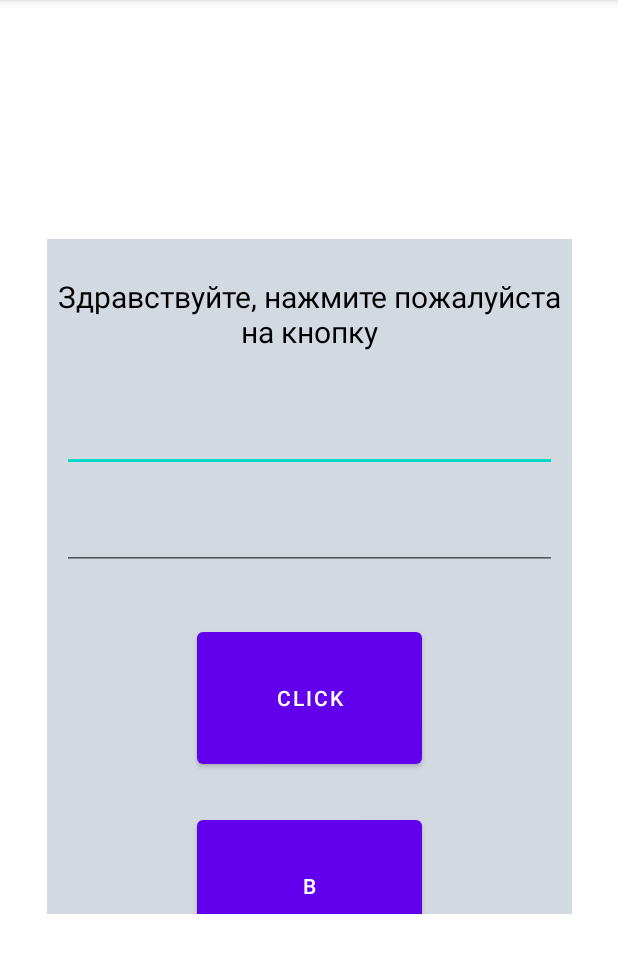
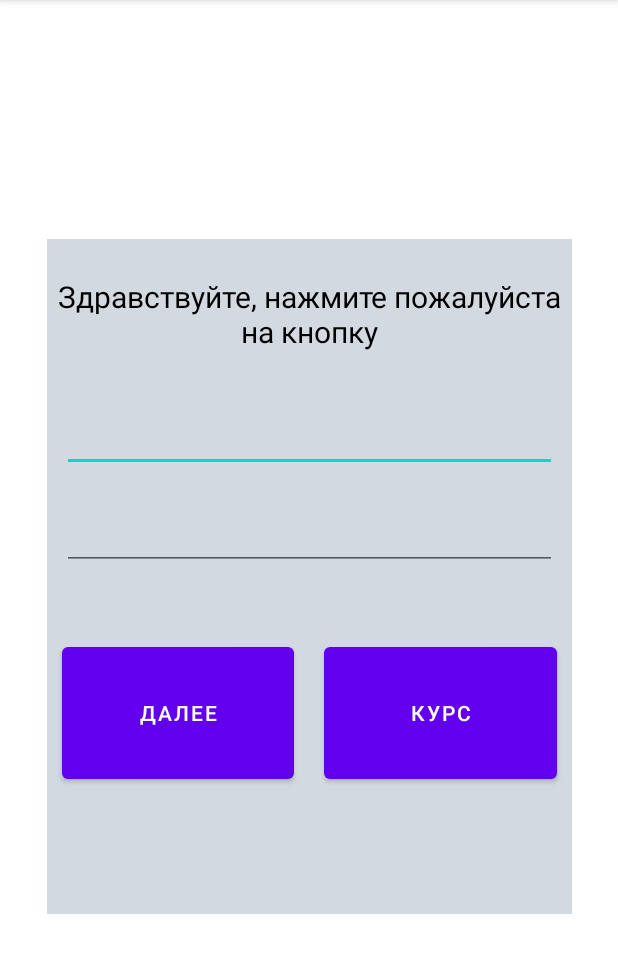
Before and after one commit to ShalimanovaA/kotlin_practices, an Android app: the screen it shows after launch (MainActivity), on a phone screen of 412 x 824 dp, the part 84-1057 px from its top. Run offline under Robolectric (Android 15) with nearby library versions, the phone set to English and light mode, and no system bars.

```diff
--- a/app/src/main/java/com/angi_sh/secondapp/Dao.kt
+++ b/app/src/main/java/com/angi_sh/secondapp/Dao.kt
@@ -2,12 +2,13 @@ package com.angi_sh.secondapp
 
 import androidx.room.Insert
 import androidx.room.Dao
+import androidx.room.OnConflictStrategy
 import androidx.room.Query
 import kotlinx.coroutines.flow.Flow
 
 @Dao
 interface Dao {
-    @Insert
+    @Insert(onConflict = OnConflictStrategy.REPLACE)
     fun insertItem(item: RateEntity)
     @Query("SELECT * FROM RateEntities")
     fun getAllItems(): Flow<List<RateEntity>>
--- a/app/src/main/java/com/angi_sh/secondapp/ListView.kt
+++ b/app/src/main/java/com/angi_sh/secondapp/ListView.kt
@@ -10,7 +10,6 @@ import android.widget.Toast
 import androidx.recyclerview.widget.LinearLayoutManager
 import androidx.recyclerview.widget.RecyclerView
 import com.angi_sh.secondapp.databinding.FragmentListViewBinding
-import com.angi_sh.secondapp.databinding.FragmentUseCameraBinding
 import java.io.BufferedReader
 import java.io.File
 import java.io.FileInputStream
--- a/app/src/main/res/layout/fragment_enter_activity.xml
+++ b/app/src/main/res/layout/fragment_enter_activity.xml
@@ -46,25 +46,30 @@
             android:layout_margin="10dp"
             android:ems="10"
             android:inputType="textPassword" />
+        <LinearLayout
+            android:layout_width="match_parent"
+            android:layout_height="wrap_content"
+            android:layout_marginTop="25dp"
+            android:orientation="horizontal">
             <Button
                 android:id="@+id/next"
                 android:layout_width="150dp"
                 android:layout_height="100dp"
-            android:text="click"
+                android:text="Далее"
+                android:layout_margin="10dp"
                 android:layout_gravity="center"
-            android:layout_marginTop="25dp"
-            app:layout_constraintBottom_toBottomOf="parent"
-            app:layout_constraintEnd_toEndOf="parent"
-            app:layout_constraintStart_toStartOf="parent"
-            app:layout_constraintTop_toBottomOf="@+id/textView" />
+                android:layout_weight="1"
+                />
             <Button
                 android:id="@+id/b"
                 android:layout_width="150dp"
                 android:layout_height="100dp"
-            android:text="b"
+                android:text="Курс"
+                android:layout_margin="10dp"
                 android:layout_gravity="center"
-            android:layout_marginTop="25dp"
+                android:layout_weight="1"
                 />
+        </LinearLayout>
 
     </LinearLayout>
 </androidx.constraintlayout.widget.ConstraintLayout>
```
Also changed, not shown: app/src/main/java/com/angi_sh/secondapp/Rate.kt (+29 -5 lines), app/src/main/res/layout/fragment_rate.xml (+20 -4 lines). Lines whose indentation alone changed are shown as unchanged.
